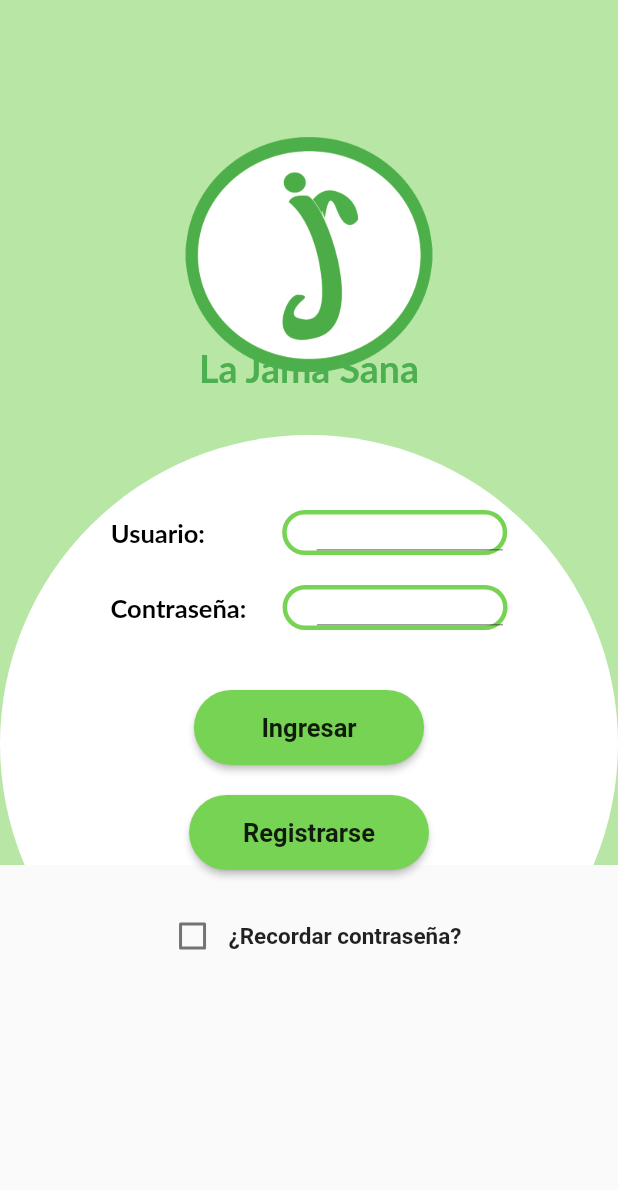
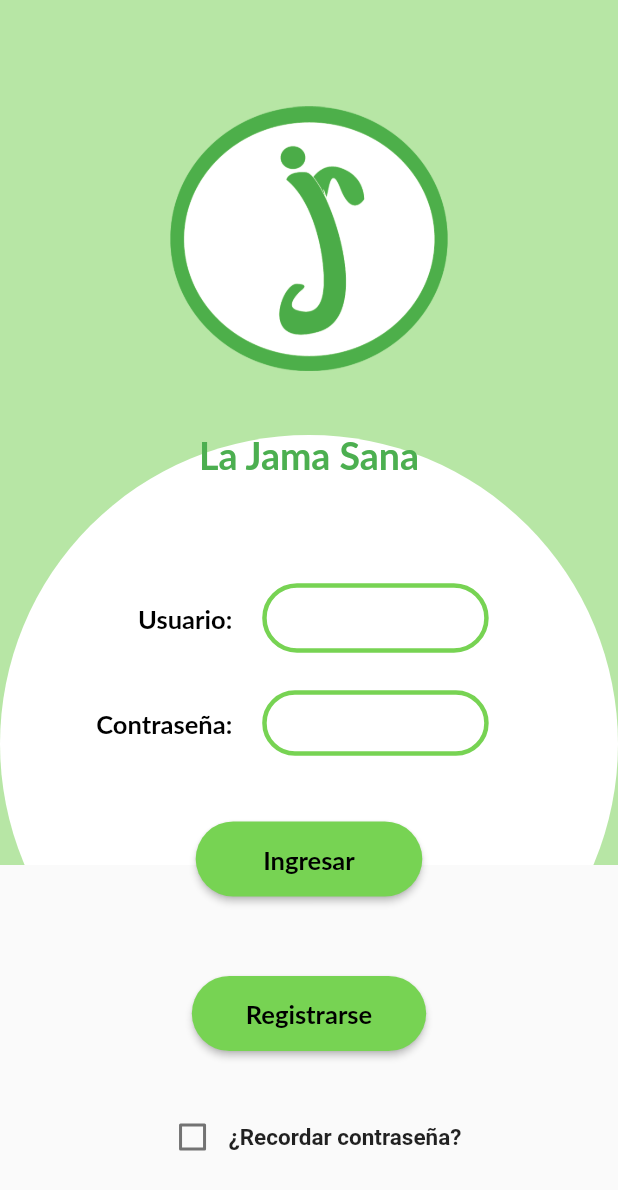
Before and after one commit to migeriva/frontend_lajamasana, a Flutter app: the screen it shows after launch, on a phone screen of 412 x 824 dp. Shown: the top 1190 px of the screen. Run offline on Flutter 3.47's test engine with Material 2 defaults, Android fonts, the phone set to English and light mode, and no system bars; Roboto replaces fonts that are missing (Lato).

Commit message:
Pantalla Login: Cambio de widgets y creacion de constantes de estilo

```diff
--- a/lib/pantallas/pantallaloginPage.dart
+++ b/lib/pantallas/pantallaloginPage.dart
@@ -13,6 +13,33 @@ class _LoginPageState extends State<LoginPage> {
   //Funcion para validar el usuario
   bool _recordar = false;
 
+  //Cambiar a una clase de constantes
+  TextStyle _styleLabel = TextStyle(fontSize: 17, fontFamily: "Lato", fontWeight: FontWeight.bold, color: Colors.black);
+  TextField _textField = TextField(
+              textAlign: TextAlign.center,
+              decoration: InputDecoration(
+                enabledBorder: OutlineInputBorder(
+                    borderSide: BorderSide(color: Color(0xff77D353), width: 3),
+                    borderRadius: BorderRadius.circular(30)),
+                focusedBorder: OutlineInputBorder(
+                    borderSide: BorderSide(color: Color(0xff77D353), width: 3),
+                    borderRadius: BorderRadius.circular(30)),
+              ),
+            );
+  TextField _textFieldPass = TextField(
+              textAlign: TextAlign.center,
+              obscureText: true,
+              decoration: InputDecoration(
+                enabledBorder: OutlineInputBorder(
+                    borderSide: BorderSide(color: Color(0xff77D353), width: 3),
+                    borderRadius: BorderRadius.circular(30)),
+                focusedBorder: OutlineInputBorder(
+                    borderSide: BorderSide(color: Color(0xff77D353), width: 3),
+                    borderRadius: BorderRadius.circular(30)),
+              ),
+            );
+
+
   @override
   Widget build(BuildContext context) {
     return Scaffold(
@@ -21,12 +48,8 @@ class _LoginPageState extends State<LoginPage> {
           children: [
             Stack(
               children: [
-                crearFondo(context),
-                crearLogo(context),
-                crearNombre(context),
-                crearCampos(context),
-                crearBotones(),
-                crearRecordatorio(),
+                crearFondo(),
+                crearPantalla(),
               ],
             )
           ],
@@ -35,7 +58,7 @@ class _LoginPageState extends State<LoginPage> {
     );
   }
 
-  Widget crearFondo(BuildContext context) {
+  Widget crearFondo() {
     return Stack(
       children: [
         Container(
@@ -58,147 +81,141 @@ class _LoginPageState extends State<LoginPage> {
     );
   }
 
-  Widget crearLogo(BuildContext context) {
+  Widget crearPantalla() {
+    double _width = MediaQuery.of(context).size.width;
+    double _height = MediaQuery.of(context).size.height;
+
     return Container(
-      padding: EdgeInsets.only(top: 5),
-      child: Center(
+      width: _width,
+      height: _height,
+      child: Column(
+        children: [
+          crearLogo(),
+          crearNombre(),
+          usuario(),
+          pass(),
+          botonIngresar(),
+          botonRegistrarse(),
+          crearRecordatorio(),
+        ],
+      ),
+    );
+  }
+
+  Widget crearLogo() {
+    double _width = MediaQuery.of(context).size.width;
+    double _height = MediaQuery.of(context).size.height;
+
+    return Container(
+      alignment: Alignment.center,
+      padding: EdgeInsets.only(top: 30),
+      width: _width,
+      height: _height * .35,
       child: Image.asset(
         "assets/imagenes/logo.png",
-          height: MediaQuery.of(context).size.height * 0.4,
-          width: MediaQuery.of(context).size.width * 0.4,
+        width: _width * .45,
+        height: _height * .45,
+      ),
+    );
+  }
+
+  Widget crearNombre() {
+    double _width = MediaQuery.of(context).size.width;
+    double _height = MediaQuery.of(context).size.height;
+
+    return Container(
+      alignment: Alignment.topCenter,
+      width: _width,
+      height: _height * .1,
+      child: Text(
+        "La Jama Sana",
+        style: TextStyle(
+          fontSize: 25,
+          fontWeight: FontWeight.bold,
+          fontFamily: "Lato",
+          color: Colors.green,
         ),
       ),
     );
   }
 
-  Widget crearNombre(BuildContext context) {
+  Widget usuario() {
+
+    double _width = MediaQuery.of(context).size.width;
+    double _height = MediaQuery.of(context).size.height;
+
     return Container(
-      padding: EdgeInsets.only(top: 230),
-      child: Center(
+      width: _width,
+      height: _height * .1,
+      child: Row(
+        children: [
+          //Label de usuario
+          Container(
+            width: _width * .4,
+            alignment: Alignment.centerRight,
+            padding: EdgeInsets.symmetric(horizontal: 10),
             child: Text(
-          "La Jama Sana",
-          style: TextStyle(
-            fontSize: 25,
-            fontWeight: FontWeight.bold,
-            fontFamily: "Lato", //"Times New Roman",
-            color: Colors.green,
+              "Usuario:",
+              style: _styleLabel,
             ),
           ),
+          //Campo para el usuario
+          Container(
+            width: _width * .5,
+            alignment: Alignment.centerLeft,
+            padding: EdgeInsets.only(right: 45, top: 18, bottom: 18, left: 10),
+            child: _textField,
+          ),
+        ],
       ),
     );
   }
 
-  Widget crearCampos(BuildContext context) {
+  Widget pass() {
+
+    double _width = MediaQuery.of(context).size.width;
+    double _height = MediaQuery.of(context).size.height;
+
     return Container(
-      padding: EdgeInsets.only(top: 340),
-      child: Center(
-        child: Column(
-          children: <Widget>[
-            campoUsuario(),
-            Padding(padding: EdgeInsets.all(10)),
-            campoContra(),
-          ],
+      width: _width,
+      height: _height * .07,
+      child: Row(
+        children: [
+          //Label contra
+          Container(
+            width: _width * .4,
+            alignment: Alignment.centerRight,
+            padding: EdgeInsets.symmetric(horizontal: 10),
+            child: Text(
+              "Contraseña:",
+              style: _styleLabel,
             ),
           ),
-    );
-  }
-
-  Widget campoUsuario() {
-    return Row(
-      mainAxisAlignment: MainAxisAlignment.center,
-      children: [
+          //Campo para contra
           Container(
-          // padding: EdgeInsets.only(top: 7),
-          child: Text(
-            "Usuario:    ",
-            style: TextStyle(
-              fontSize: 17,
-              fontFamily: "Lato",
-              fontWeight: FontWeight.bold,
-              color: Colors.black,
+            width: _width * .5,
+            alignment: Alignment.topLeft,
+            padding: EdgeInsets.only(right: 45, top: 7, bottom: 7, left: 10),
+            child: _textFieldPass,//falta poner obscuretext
           ),
-          ),
-        ),
-        Padding(padding: EdgeInsets.only(left: 35)),
-        Container(
-          alignment: Alignment.topCenter,
-          padding: EdgeInsets.only(left: 20),
-          width: 150,
-          height: 30,
-          decoration: BoxDecoration(
-              borderRadius: BorderRadius.circular(50),
-              border: Border.all(
-                color: Color(0xff77D353),
-                width: 3,
-              )),
-          child: TextField(
-            decoration: InputDecoration(
-              focusedBorder: null,
-              disabledBorder: null,
-            ),
-          ),
-        )
         ],
-    );
-  }
-
-  Widget campoContra() {
-    return Row(
-      mainAxisAlignment: MainAxisAlignment.center,
-      children: [
-        Container(
-          // padding: EdgeInsets.only(top: 7),
-          child: Text(
-            "Contraseña: ",
-            style: TextStyle(
-              fontSize: 17,
-              fontFamily: "Lato",
-              fontWeight: FontWeight.bold,
-              color: Colors.black,
-            ),
-          ),
-        ),
-        Padding(padding: EdgeInsets.only(left: 20)),
-        Container(
-          alignment: Alignment.topCenter,
-          padding: EdgeInsets.only(left: 20),
-          width: 150,
-          height: 30,
-          decoration: BoxDecoration(
-              borderRadius: BorderRadius.circular(50),
-              border: Border.all(
-                color: Color(0xff77D353),
-                width: 3,
-              )),
-          child: TextField(
-            keyboardType: TextInputType.visiblePassword,
-            obscureText: true,
-          ),
-        )
-      ],
-    );
-  }
-
-  Widget crearBotones() {
-    return Container(
-      padding: EdgeInsets.only(top: 460),
-      child: Center(
-        child: Column(
-          children: <Widget>[
-            botonIngresar(),
-            Padding(padding: EdgeInsets.all(10)),
-            botonRegistrarse(),
-          ],
-        ),
       ),
     );
   }
 
   Widget botonIngresar() {
-    return RaisedButton(
+
+    double _width = MediaQuery.of(context).size.width;
+    double _height = MediaQuery.of(context).size.height;
+
+    return Container(
+      width: _width,
+      height: _height * .15,
+      alignment: Alignment.center,
+      child: RaisedButton(
         onPressed: () {
-        var route = MaterialPageRoute(builder: (context)=> PantallaHome());
-        Navigator.of(context).pushAndRemoveUntil(route, (r)=>false);
+          var route = MaterialPageRoute(builder: (context) => PantallaHome());
+          Navigator.of(context).pushAndRemoveUntil(route, (r) => false);
           //Validacion de usuario
         },
         color: Color(0xff77D353),
@@ -208,17 +225,21 @@ class _LoginPageState extends State<LoginPage> {
         padding: EdgeInsets.symmetric(horizontal: 45, vertical: 15),
         child: Text(
           "Ingresar",
-        style: TextStyle(
-          fontWeight: FontWeight.bold,
-          fontSize: 17,
-          fontFamily: "Roboto",
+          style: _styleLabel,
         ),
       ),
     );
   }
 
   Widget botonRegistrarse() {
-    return RaisedButton(
+    double _width = MediaQuery.of(context).size.width;
+    double _height = MediaQuery.of(context).size.height;
+
+    return Container(
+      width: _width,
+      height: _height * .1,
+      alignment: Alignment.center,
+      child: RaisedButton(
         onPressed: () {
           var route = MaterialPageRoute(builder: (c) => PantallaPerfiles());
           Navigator.of(context).push(route);
@@ -230,10 +251,7 @@ class _LoginPageState extends State<LoginPage> {
         padding: EdgeInsets.symmetric(horizontal: 36, vertical: 15),
         child: Text(
           "Registrarse",
-        style: TextStyle(
-          fontWeight: FontWeight.bold,
-          fontSize: 17,
-          fontFamily: "Roboto",
+          style:_styleLabel,
         ),
       ),
     );
@@ -241,9 +259,13 @@ class _LoginPageState extends State<LoginPage> {
 
   //En veremos xdxd
   Widget crearRecordatorio() {
+
+    double _width = MediaQuery.of(context).size.width;
+    double _height = MediaQuery.of(context).size.height;
+
     return Container(
-      padding: EdgeInsets.only(top: 600),
-      child: Center(
+      width: _width,
+      height: _height * .1,
       child: Row(
         mainAxisAlignment: MainAxisAlignment.center,
         children: <Widget>[
@@ -264,7 +286,7 @@ class _LoginPageState extends State<LoginPage> {
             ),
           ),
         ],
-      )),
+      ),
     );
   }
 }
```
Lines whose indentation alone changed are shown as unchanged.
